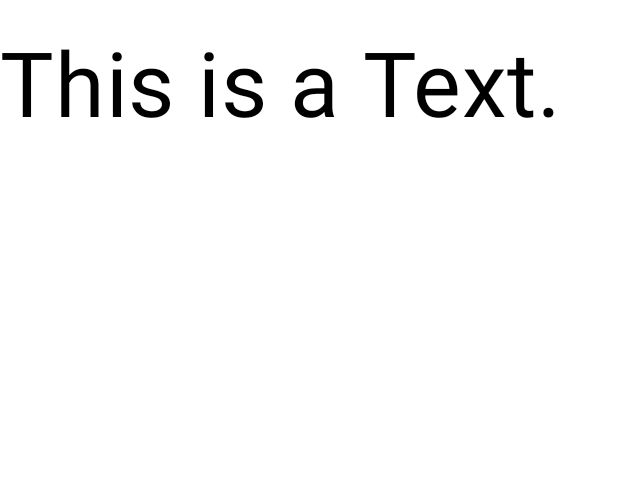
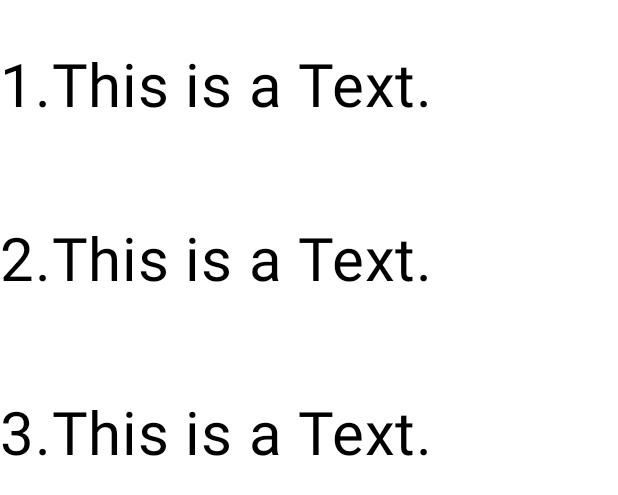
Before and after one commit to chulin-tw/demo_simple_list, an Android app built with Jetpack Compose: the @Preview function TextPreview, on a phone screen of 412 x 824 dp. Shown: the top 495 px of the screen. Run offline under Robolectric (Android 15) with nearby library versions, the phone set to English and light mode, and no system bars.

Commit message:
feat: show text column list in screen

```diff
--- a/app/src/main/java/com/example/simplelist/MainActivity.kt
+++ b/app/src/main/java/com/example/simplelist/MainActivity.kt
@@ -4,6 +4,7 @@ import android.os.Bundle
 import androidx.activity.ComponentActivity
 import androidx.activity.compose.setContent
 import androidx.activity.enableEdgeToEdge
+import androidx.compose.foundation.layout.Column
 import androidx.compose.foundation.layout.fillMaxSize
 import androidx.compose.foundation.layout.padding
 import androidx.compose.material3.Scaffold
@@ -32,11 +33,23 @@ class MainActivity : ComponentActivity() {
 
 @Composable
 fun GreetingText(message: String, modifier: Modifier = Modifier) {
-    Text(
-        text = message,
-        fontSize = 60.sp,
-        lineHeight = 116.sp
-    )
+    Column {
+        Text(
+            text = message,
+            fontSize = 40.sp,
+            lineHeight = 116.sp
+        )
+        Text(
+            text = "2.This is a Text.",
+            fontSize = 40.sp,
+            lineHeight = 116.sp
+        )
+        Text(
+            text = "3.This is a Text.",
+            fontSize = 40.sp,
+            lineHeight = 116.sp
+        )
+    }
 }
 
 
@@ -44,6 +57,7 @@ fun GreetingText(message: String, modifier: Modifier = Modifier) {
 @Composable
 fun TextPreview() {
     SimpleListTheme {
-        GreetingText("This is a Text.")
+        GreetingText("1.This is a Text.")
+
     }
 }
```
Also changed, not shown: 1 other file.
